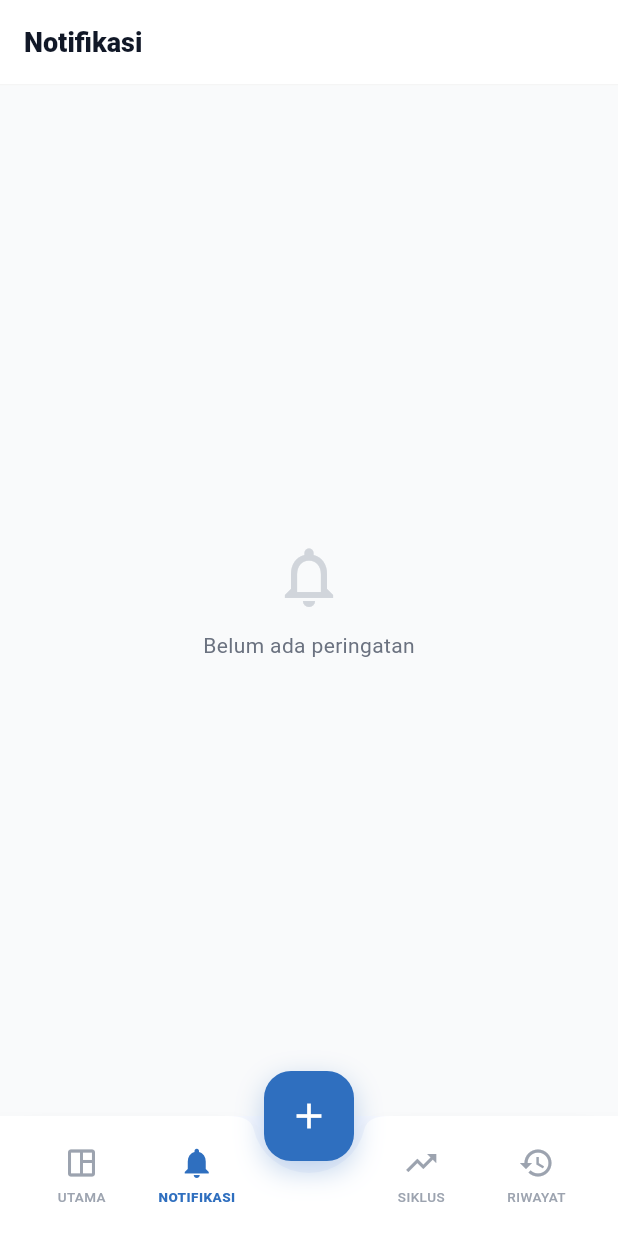
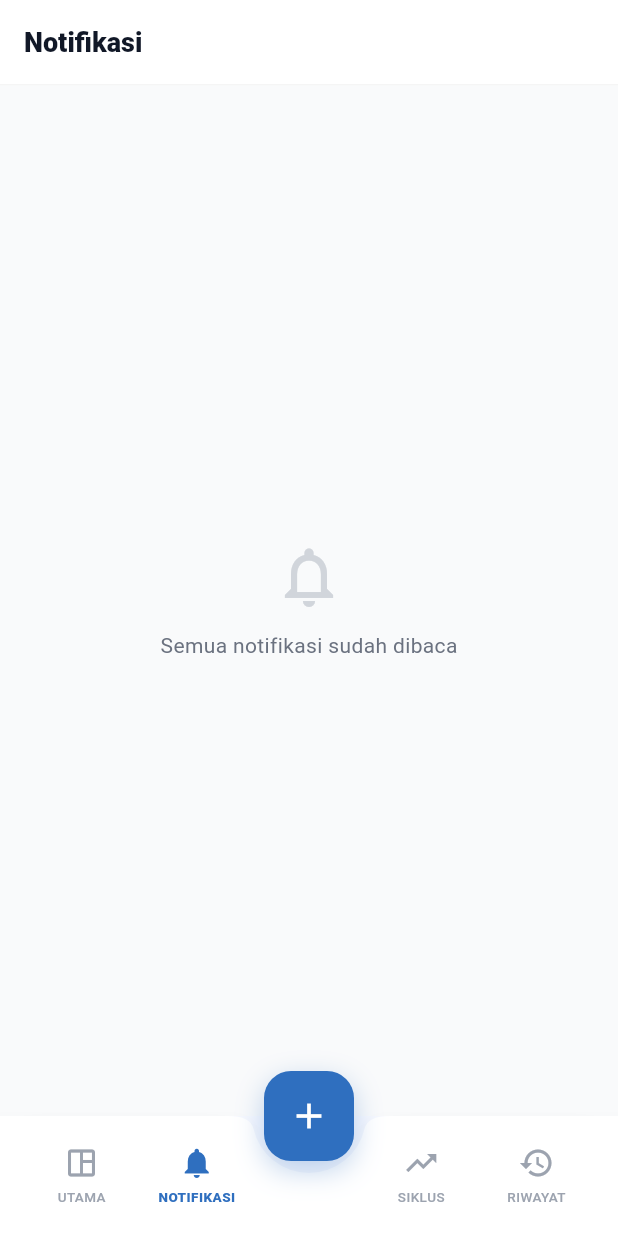
Before and after one commit to 3F-LITO/lito_frontend, a Flutter app: the MainScreen screen opened by its route, after a tap on "NOTIFIKASI", on a phone screen of 412 x 824 dp. Run offline on Flutter 3.47's test engine with Material 3 defaults, Android fonts, the light colour scheme and no system bars; our stand-ins replace connectivity_plus, dio, fl_chart, shared_preferences; accounts and stored records are empty; network calls fail.

Commit message:
fix: dashboard back & notif unread

```diff
--- a/lib/core/local/preferences.dart
+++ b/lib/core/local/preferences.dart
@@ -32,6 +32,12 @@ class Preferences {
     return _prefs!.getString('active_farm_id');
   }
 
+  // Menghapus ID kolam/tambak aktif saat ini
+  static Future<bool> clearActiveFarmId() async {
+    await init();
+    return await _prefs!.remove('active_farm_id');
+  }
+
   // Menghapus data preferensi lokal
   static Future<void> clear() async {
     await init();
--- a/lib/screens/history/alert_history.dart
+++ b/lib/screens/history/alert_history.dart
@@ -6,7 +6,12 @@ import '../../providers/alert_provider.dart';
 import '../../utils/alert_actions.dart';
 
 class AlertHistory extends StatefulWidget {
-  const AlertHistory({super.key});
+  final bool showOnlyUnread;
+
+  const AlertHistory({
+    super.key,
+    this.showOnlyUnread = false,
+  });
 
   @override
   State<AlertHistory> createState() => _AlertHistoryState();
@@ -26,23 +31,32 @@ class _AlertHistoryState extends State<AlertHistory> {
   Widget build(BuildContext context) {
     return Consumer<AlertProvider>(
       builder: (context, prov, _) {
+        final visibleAlerts = widget.showOnlyUnread
+            ? prov.alerts.where((a) => !a.isRead).toList()
+            : prov.alerts;
+
         if (prov.isLoading && prov.alerts.isEmpty) {
           return const Center(
             child: CircularProgressIndicator(color: Color(0xFF1D9E75)),
           );
         }
 
-        if (prov.alerts.isEmpty) {
-          return const Center(
+        if (visibleAlerts.isEmpty) {
+          return Center(
             child: Column(
               mainAxisSize: MainAxisSize.min,
               children: [
-                Icon(Icons.notifications_none,
+                const Icon(Icons.notifications_none,
                     size: 48, color: Color(0xFFD1D5DB)),
-                SizedBox(height: 12),
+                const SizedBox(height: 12),
                 Text(
-                  'Belum ada peringatan',
-                  style: TextStyle(color: Color(0xFF6B7280), fontSize: 14),
+                  widget.showOnlyUnread
+                      ? 'Semua notifikasi sudah dibaca'
+                      : 'Belum ada peringatan',
+                  style: const TextStyle(
+                    color: Color(0xFF6B7280),
+                    fontSize: 14,
+                  ),
                 ),
               ],
             ),
@@ -51,9 +65,9 @@ class _AlertHistoryState extends State<AlertHistory> {
 
         return ListView.builder(
           padding: const EdgeInsets.all(16),
-          itemCount: prov.alerts.length,
+          itemCount: visibleAlerts.length,
           itemBuilder: (context, index) {
-            return _AlertCard(alert: prov.alerts[index]);
+            return _AlertCard(alert: visibleAlerts[index]);
           },
         );
       },
--- a/lib/screens/main_screen.dart
+++ b/lib/screens/main_screen.dart
@@ -31,13 +31,6 @@ class MainScreen extends StatefulWidget {
 class _MainScreenState extends State<MainScreen> {
   int _currentIndex = 0;
 
-  final List<Widget> _pages = const [
-    DashboardScreen(),
-    NotificationsScreen(),
-    CycleScreen(),
-    HistoryScreen(),
-  ];
-
   @override
   void initState() {
     super.initState();
@@ -66,7 +59,12 @@ class _MainScreenState extends State<MainScreen> {
     return Scaffold(
       body: IndexedStack(
         index: _currentIndex,
-        children: _pages,
+        children: [
+          DashboardScreen(),
+          NotificationsScreen(),
+          CycleScreen(),
+          HistoryScreen(),
+        ],
       ),
       floatingActionButton: _CenterFab(
         onTap: () => Navigator.pushNamed(
--- a/lib/screens/notifications/notifications_screen.dart
+++ b/lib/screens/notifications/notifications_screen.dart
@@ -85,7 +85,7 @@ class _NotificationsScreenState extends State<NotificationsScreen> {
               child: Divider(height: 1, color: Colors.grey.shade100),
             ),
           ),
-          body: const AlertHistory(),
+          body: const AlertHistory(showOnlyUnread: true),
         );
       },
     );
```
Also changed, not shown: lib/screens/dashboard/dashboard_screen.dart (+54 -2 lines), lib/screens/recommendation/result/feed_log_bottom_sheet.dart (+13 -0 lines).
